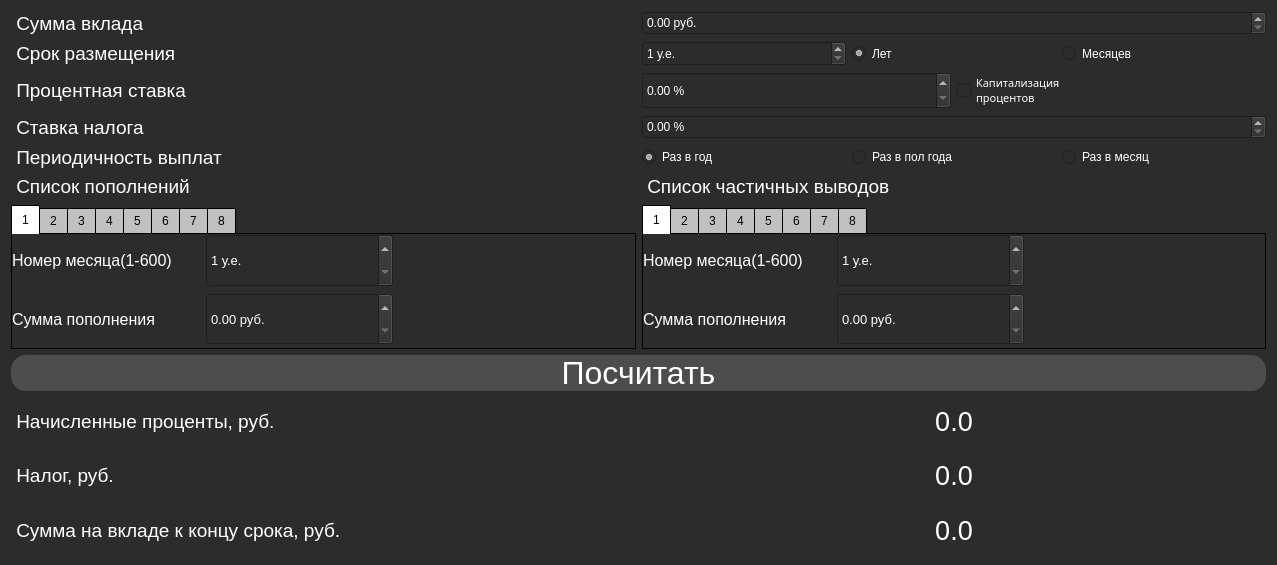
Qt form src/controllers_and_view/debitcalcview.ui (yaroshenkonikita/CPP-SmartCalc) before a commit.
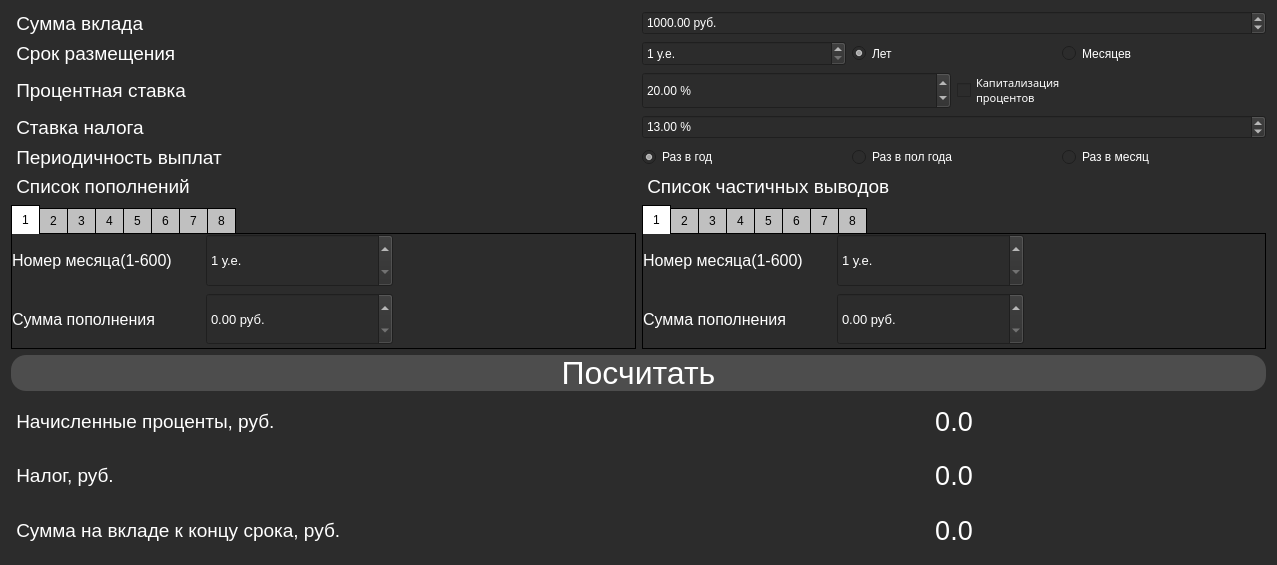
The same form after that commit. Icons and pictures are not drawn.

Diff of the .ui file:
```diff
--- a/src/controllers_and_view/debitcalcview.ui
+++ b/src/controllers_and_view/debitcalcview.ui
@@ -60,9 +60,15 @@
          <property name="suffix">
           <string> руб.</string>
          </property>
+         <property name="minimum">
+          <double>1.000000000000000</double>
+         </property>
          <property name="maximum">
           <double>10000000000000000155594161294668430242682013969210614333697705804308337811647557032649853899150474476762062808678400.000000000000000</double>
          </property>
+         <property name="value">
+          <double>1000.000000000000000</double>
+         </property>
         </widget>
        </item>
       </layout>
@@ -189,6 +195,9 @@
            <property name="maximum">
             <double>999.000000000000000</double>
            </property>
+           <property name="value">
+            <double>20.000000000000000</double>
+           </property>
           </widget>
          </item>
          <item>
@@ -254,6 +263,9 @@
          <property name="maximum">
           <double>100.000000000000000</double>
          </property>
+         <property name="value">
+          <double>13.000000000000000</double>
+         </property>
         </widget>
        </item>
       </layout>
```
Left out of the diff: 2 changed lines with no effect on the pictures.
